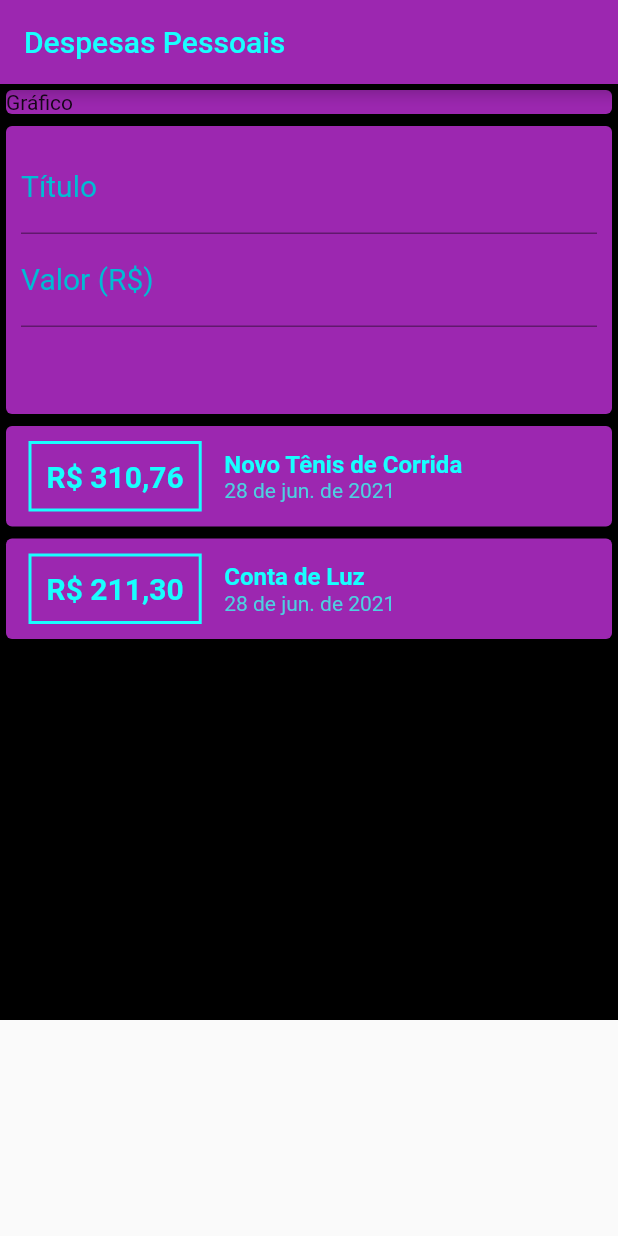
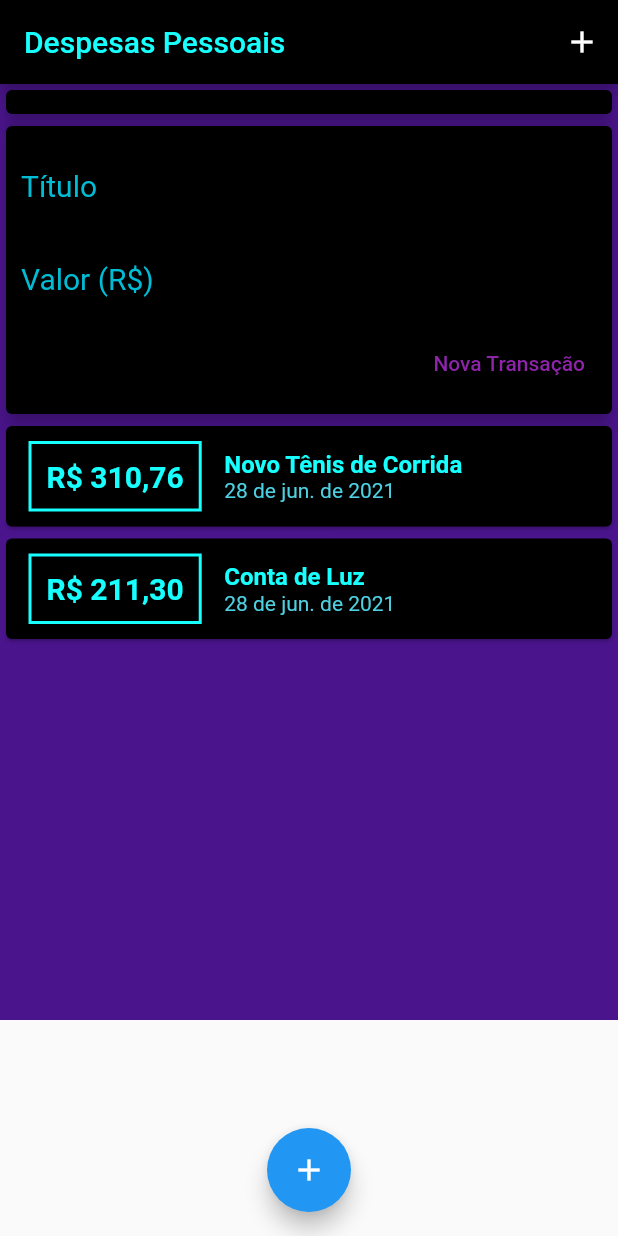
Before and after one commit to oscarbfs/Expenses_app, a Flutter app: the screen it shows after launch, on a phone screen of 412 x 824 dp. Run offline on Flutter 3.47's test engine with Material 2 defaults, Android fonts, the phone set to English and light mode, and no system bars.

Commit message:
Botões para Adicionar Transação

```diff
--- a/lib/components/transaction_form.dart
+++ b/lib/components/transaction_form.dart
@@ -22,7 +22,7 @@ class TransactionForm extends StatelessWidget {
   @override
   Widget build(BuildContext context) {
     return Card(
-      color: Colors.purple,
+      color: Colors.black,
       elevation: 5,
       child: Padding(
         padding: const EdgeInsets.all(10),
@@ -52,7 +52,7 @@ class TransactionForm extends StatelessWidget {
                   child: Text('Nova Transação'),
                   style: ButtonStyle(
                     foregroundColor:
-                        MaterialStateProperty.all<Color>(Colors.purple),
+                        MaterialStateProperty.all<Color>(Color(0xFF8E24AA)),
                   ),
                   onPressed: _submitForm,
                 ),
--- a/lib/components/transaction_list.dart
+++ b/lib/components/transaction_list.dart
@@ -19,7 +19,7 @@ class TransactionList extends StatelessWidget {
         itemBuilder: (ctx, index) {
           final tr = transactions[index];
           return Card(
-            color: Colors.purple,
+            color: Colors.black,
             child: Row(
               children: <Widget>[
                 Container(
--- a/lib/main.dart
+++ b/lib/main.dart
@@ -17,18 +17,20 @@ class MyHomePage extends StatelessWidget {
   Widget build(BuildContext context) {
     return Scaffold(
       appBar: AppBar(
-          backgroundColor: Colors.purple,
-          title: Text('Despesas Pessoais',
-              style: TextStyle(color: Colors.cyanAccent))),
+        backgroundColor: Colors.black,
+        title: Text('Despesas Pessoais',
+            style: TextStyle(color: Colors.cyanAccent)),
+        actions: [IconButton(onPressed: () {}, icon: Icon(Icons.add))],
+      ),
       body: Container(
-        color: Colors.black,
+        color: Colors.purple[900],
         child: SingleChildScrollView(
           child: Column(
             crossAxisAlignment: CrossAxisAlignment.stretch,
             children: <Widget>[
               Container(
                 child: Card(
-                  color: Colors.purple,
+                  color: Colors.black,
                   child: Text('Gráfico'),
                   elevation: 5,
                 ),
@@ -38,6 +40,11 @@ class MyHomePage extends StatelessWidget {
           ),
         ),
       ),
+      floatingActionButton: FloatingActionButton(
+        child: Icon(Icons.add),
+        onPressed: () {},
+      ),
+      floatingActionButtonLocation: FloatingActionButtonLocation.centerFloat,
     );
   }
 }
```
